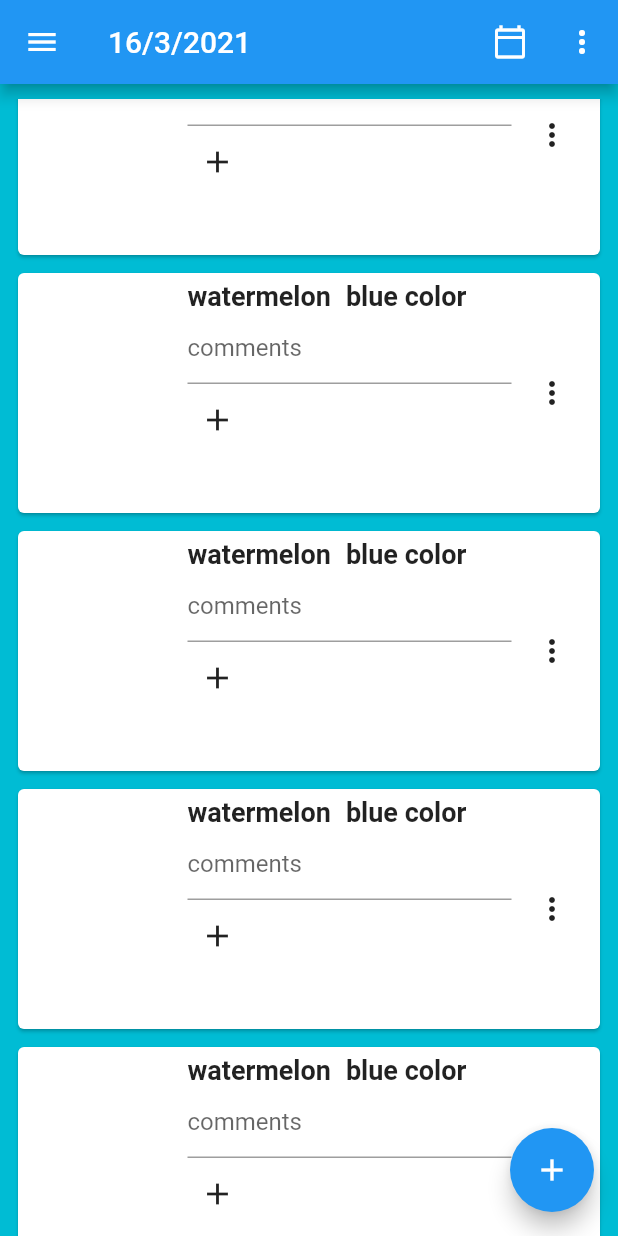
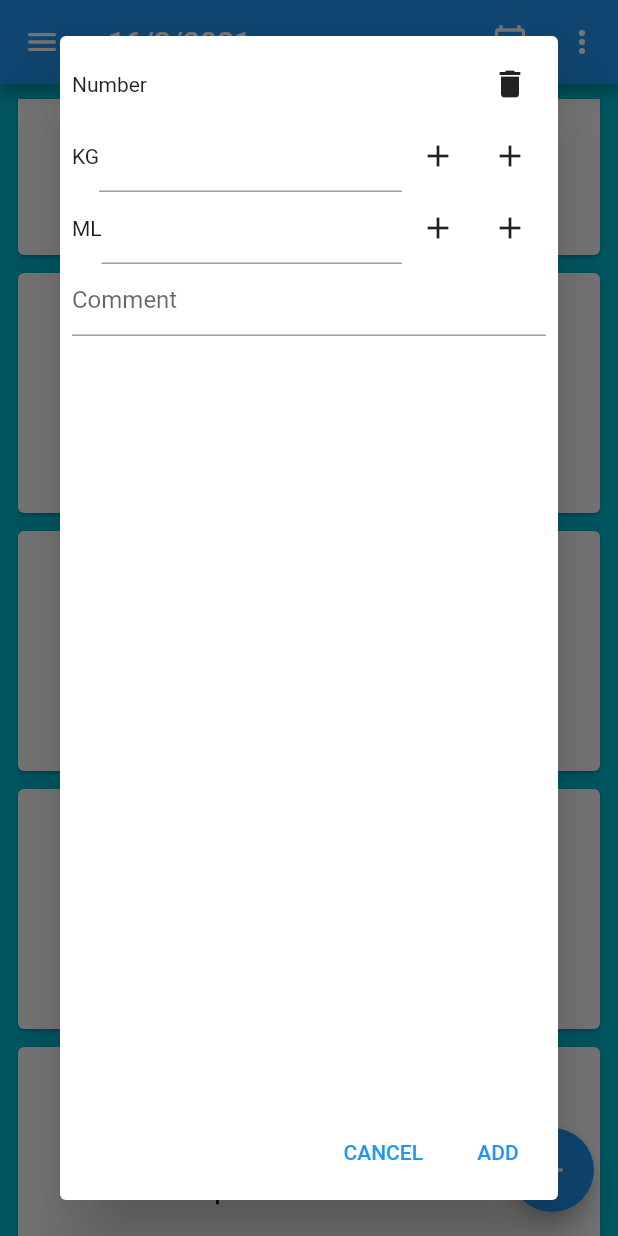
Before and after one commit to DoodlePeach/fruitapp_gif, a Flutter app: the screen it shows after launch, scrolled down 576 dp, after a tap on the "add" icon, on a phone screen of 412 x 824 dp. Run offline on Flutter 3.47's test engine with Material 2 defaults, Android fonts, the phone set to English and light mode, and no system bars; our stand-ins replace fluttertoast, permission_handler, sqflite, table_calendar; accounts and stored records are empty.

Commit message:
Added dialog box for ML/KG and comment dialog.

```diff
--- a/lib/assets.dart
+++ b/lib/assets.dart
@@ -1,5 +1,5 @@
 final basePath = "assets/fruits/";
-final Map fruits = {
+final Map paths = {
   "watermelon": {
     "image": "watermelon/1.png",
     "variants": [
@@ -10,7 +10,7 @@ final Map fruits = {
       {"black": "5.png"},
       {"blue": "6.png"},
       {"orange": "7.png"},
-      {"yello": "8.png"}
+      {"yellow": "8.png"}
     ]
   },
   "apple": {
--- a/lib/screens/day.dart
+++ b/lib/screens/day.dart
@@ -43,6 +43,84 @@ class DayPage extends StatelessWidget {
 enum PopupSelection { statistics, change, delete }
 
 class DayCardWidget extends StatelessWidget {
+  Widget addDialog(BuildContext context) {
+    return Dialog(
+      child: Container(
+        padding: EdgeInsets.all(8),
+        child: Column(
+          children: [
+            Row(
+              mainAxisAlignment: MainAxisAlignment.spaceBetween,
+              children: [
+                Text("Number"),
+                IconButton(
+                    icon: Icon(Icons.delete),
+                    onPressed: () {
+                      // TODO: Implement
+                    }),
+              ],
+            ),
+            Row(
+              children: [
+                Text("KG"),
+                Expanded(child: TextField()),
+                IconButton(
+                    icon: Icon(Icons.add),
+                    onPressed: () {
+                      // TODO: Implement
+                    }),
+                IconButton(
+                    icon: Icon(Icons.add),
+                    onPressed: () {
+                      // TODO: Implement
+                    })
+              ],
+            ),
+            Row(
+              children: [
+                Text("ML"),
+                Expanded(child: TextField()),
+                IconButton(
+                    icon: Icon(Icons.add),
+                    onPressed: () {
+                      // TODO: Implement
+                    }),
+                IconButton(
+                    icon: Icon(Icons.add),
+                    onPressed: () {
+                      // TODO: Implement
+                    })
+              ],
+            ),
+            Expanded(
+              child: TextField(
+                decoration: InputDecoration(hintText: "Comment"),
+              ),
+            ),
+            Row(
+              mainAxisAlignment: MainAxisAlignment.end,
+              children: [
+                TextButton(
+                    onPressed: () {
+                      // TODO: Implement
+                    },
+                    child: Text("CANCEL")),
+                SizedBox(
+                  width: 10,
+                ),
+                TextButton(
+                    onPressed: () {
+                      // TODO: Implement
+                    },
+                    child: Text("ADD"))
+              ],
+            )
+          ],
+        ),
+      ),
+    );
+  }
+
   @override
   Widget build(BuildContext context) {
     return Card(
@@ -87,6 +165,11 @@ class DayCardWidget extends StatelessWidget {
                         icon: Icon(Icons.add),
                         onPressed: () {
                           // TODO: Implement
+                          showDialog(
+                              context: context,
+                              builder: (context) {
+                                return addDialog(context);
+                              });
                         })
                   ],
                 ),
```
